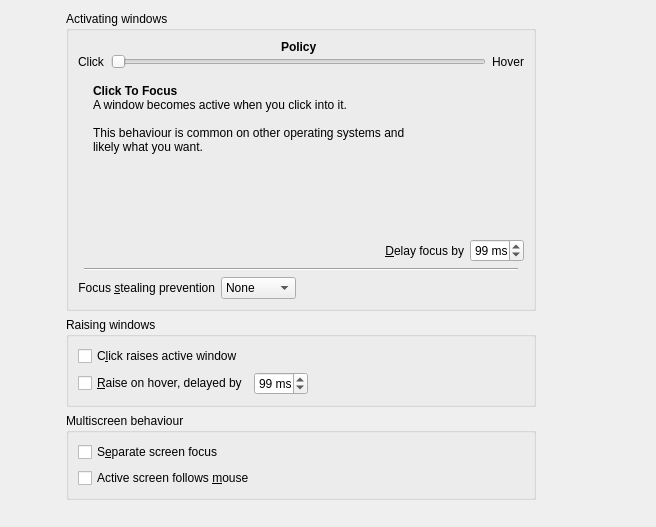
The window that kcmkwin/kwinoptions/focus.ui (KDE/kwin) describes before a commit, drawn with Qt 5.
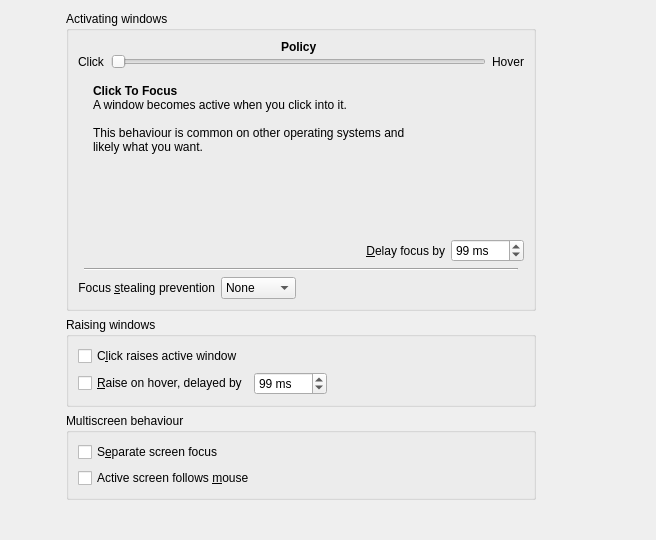
The same window after the commit. Custom widgets are drawn as their Qt base class.

Commit message: fix spinbox width

```diff
--- a/kcmkwin/kwinoptions/focus.ui
+++ b/kcmkwin/kwinoptions/focus.ui
@@ -7,7 +7,7 @@
     <x>0</x>
     <y>0</y>
     <width>656</width>
-    <height>527</height>
+    <height>540</height>
    </rect>
   </property>
   <layout class="QGridLayout" name="gridLayout_2" rowstretch="1,1,1,100" columnstretch="1,2,3,2">
@@ -238,7 +238,7 @@
         <item>
          <widget class="QSpinBox" name="delayFocus">
           <property name="sizePolicy">
-           <sizepolicy hsizetype="Expanding" vsizetype="Fixed">
+           <sizepolicy hsizetype="MinimumExpanding" vsizetype="Fixed">
             <horstretch>0</horstretch>
             <verstretch>0</verstretch>
            </sizepolicy>
@@ -246,8 +246,8 @@
           <property name="whatsThis">
            <string>This is the delay after which the window the mouse pointer is over will automatically receive focus.</string>
           </property>
-          <property name="value">
-           <number>100</number>
+          <property name="suffix">
+           <string> ms</string>
           </property>
           <property name="minimum">
            <number>0</number>
@@ -258,8 +258,8 @@
           <property name="singleStep">
            <number>100</number>
           </property>
-          <property name="suffix">
-           <string> ms</string>
+          <property name="value">
+           <number>99</number>
           </property>
          </widget>
         </item>
@@ -463,7 +463,7 @@
       <item row="1" column="1">
        <widget class="QSpinBox" name="autoRaise">
         <property name="sizePolicy">
-         <sizepolicy hsizetype="Expanding" vsizetype="Fixed">
+         <sizepolicy hsizetype="MinimumExpanding" vsizetype="Fixed">
           <horstretch>0</horstretch>
           <verstretch>0</verstretch>
          </sizepolicy>
@@ -471,8 +471,8 @@
         <property name="whatsThis">
          <string>This is the delay after which the window that the mouse pointer is over will automatically come to the front.</string>
         </property>
-        <property name="value">
-         <number>100</number>
+        <property name="suffix">
+         <string> ms</string>
         </property>
         <property name="minimum">
          <number>0</number>
@@ -483,8 +483,8 @@
         <property name="singleStep">
          <number>100</number>
         </property>
-        <property name="suffix">
-         <string> ms</string>
+        <property name="value">
+         <number>99</number>
         </property>
        </widget>
       </item>
```
